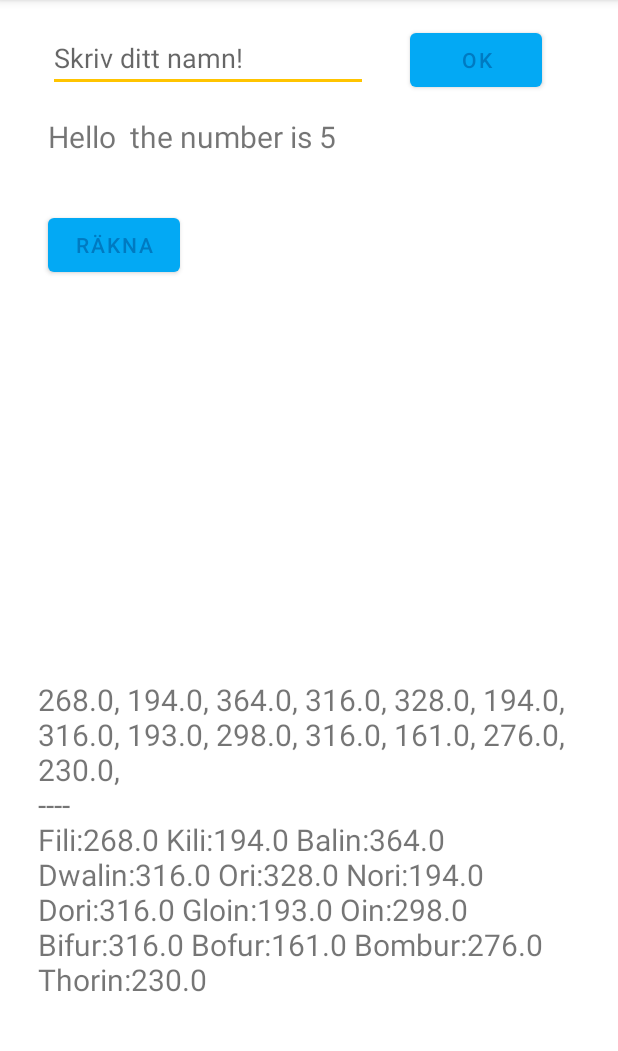
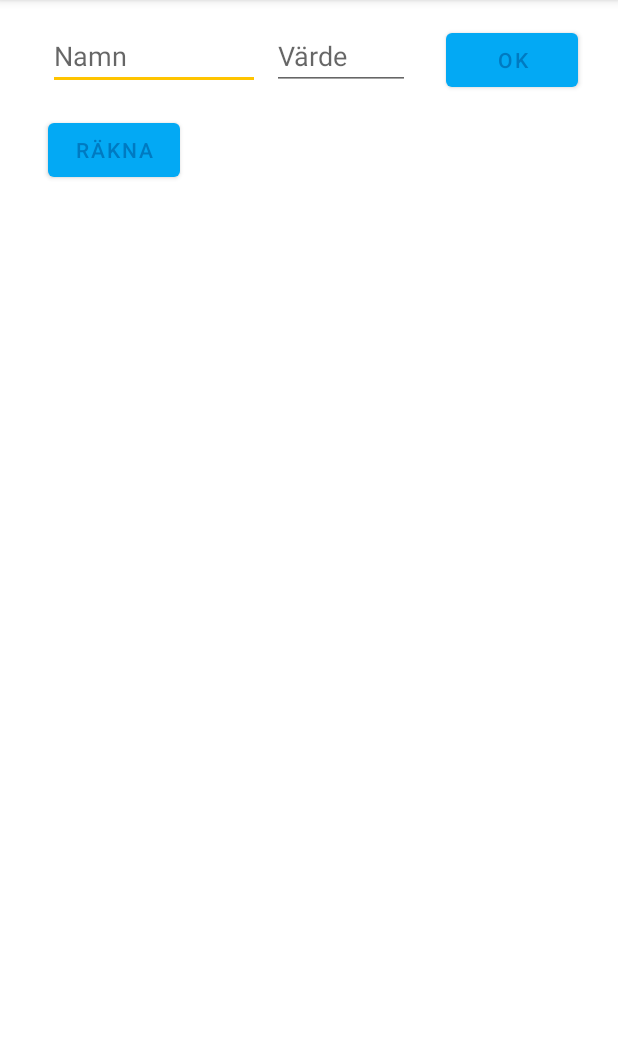
Before and after one commit to fw-teaching/sos22-exempel, an Android app: the screen it shows after launch (MainActivity), after a tap on "OK", on a phone screen of 412 x 824 dp, the part 84-1135 px from its top. Run offline under Robolectric (Android 15) with nearby library versions, the phone set to English and light mode, and no system bars; 1 statement that could not run was skipped.

Commit message:
Lektion 4 - RecyclerView

```diff
--- /dev/null
+++ b/app/src/main/java/fi/arcada/sos22_exempel/DatasetViewAdapter.java
@@ -0,0 +1,62 @@
+package fi.arcada.sos22_exempel;
+
+import android.content.Context;
+import android.view.LayoutInflater;
+import android.view.View;
+import android.view.ViewGroup;
+import android.widget.TextView;
+
+import androidx.annotation.NonNull;
+import androidx.recyclerview.widget.RecyclerView;
+
+import java.util.ArrayList;
+
+public class DatasetViewAdapter extends RecyclerView.Adapter<DatasetViewAdapter.DatasetViewHolder> {
+
+    ArrayList<DataItem> dataset;
+    Context context;
+
+    // Konstruktor-metod
+    public DatasetViewAdapter(ArrayList<DataItem> dataset, Context context) {
+        this.dataset = dataset;
+        this.context = context;
+    }
+
+    @NonNull
+    @Override
+    public DatasetViewHolder onCreateViewHolder(@NonNull ViewGroup parent, int viewType) {
+        // Inflate betyder att koppla recyclerView-layouten till raderna (elementen)
+
+        LayoutInflater inflater = LayoutInflater.from(context);
+        View view = inflater.inflate(R.layout.recycler_view_row, parent, false);
+        return new DatasetViewHolder(view);
+    }
+
+    @Override
+    public void onBindViewHolder(@NonNull DatasetViewHolder holder, int position) {
+        // varje nytt element på skärmen får sitt innehåll här
+        DataItem item = dataset.get(position);
+
+        holder.dataName.setText(item.getName());
+        holder.dataValue.setText(String.format("%.2f", item.getValue()));
+    }
+
+    @Override
+    public int getItemCount() {
+        return dataset.size(); // storleken på vår ArrayList med data
+    }
+
+    // Inre "holder"-class som beskriver ett element i vår lista
+    public class DatasetViewHolder extends RecyclerView.ViewHolder {
+
+        TextView dataName;
+        TextView dataValue;
+
+        public DatasetViewHolder(@NonNull View itemView) {
+            super(itemView);
+            dataName = itemView.findViewById(R.id.dataName);
+            dataValue = itemView.findViewById(R.id.dataValue);
+
+        }
+    }
+}
--- a/app/src/main/java/fi/arcada/sos22_exempel/MainActivity.java
+++ b/app/src/main/java/fi/arcada/sos22_exempel/MainActivity.java
@@ -1,6 +1,8 @@
 package fi.arcada.sos22_exempel;
 
 import androidx.appcompat.app.AppCompatActivity;
+import androidx.recyclerview.widget.LinearLayoutManager;
+import androidx.recyclerview.widget.RecyclerView;
 
 import android.os.Bundle;
 import android.view.View;
@@ -15,6 +17,8 @@ public class MainActivity extends AppCompatActivity {
     // deklarera variabler
     TextView textHello, textMean, textDataOut;
     EditText editTextName;
+    EditText editValue;
+    RecyclerView recyclerView;
 
     // Vi skapar en arraylist för vår datamängd
     ArrayList<Double> dataset = new ArrayList<>();
@@ -27,23 +31,29 @@ public class MainActivity extends AppCompatActivity {
         setContentView(R.layout.activity_main);
 
         // Initialisera variabler
-        textHello = findViewById(R.id.helloText);
         textMean = findViewById(R.id.textViewMean);
         textDataOut = findViewById(R.id.datasetOut);
         editTextName = findViewById(R.id.editTextName);
+        editValue = findViewById(R.id.editValue);
+        recyclerView = findViewById(R.id.datasetRecyclerView);
 
-        dataItems = Statistics.getSampleDataset(); // ArrayList med testdata (flera DataItem-objekt)
+        //dataItems = Statistics.getSampleDataset(); // ArrayList med testdata (flera DataItem-objekt)
+
+        DatasetViewAdapter adapter = new DatasetViewAdapter(dataItems, this);
+        recyclerView.setAdapter(adapter);
+        recyclerView.setLayoutManager(new LinearLayoutManager(this));
+
+
         dataset = Statistics.getDataValues(dataItems); // ArrayList med DataItem-objektens värden
 
         // Vi skriver tillfälligt ut vår datamängd
         String dataOut = "";
-        for (double number: dataset) {
+        /*for (double number: dataset) {
             dataOut += number + ", ";
         }
         textDataOut.setText(dataOut);
-        System.out.println(dataOut);
+        System.out.println(dataOut); */
         // Vi skriver ut DataItem-datamängden
-        dataOut += "\n----\n";
         for (DataItem item: dataItems) {
             dataOut += item.getName() + ":" + item.getValue() + " ";
         }
@@ -53,15 +63,13 @@ public class MainActivity extends AppCompatActivity {
 
     public void btnClick(View view) {
         // Med String.format() kan vi kombinena text med värden av olika datatyp (%s = str, %d = digit)
-        String helloName = String.format("Hello %s the number is %d",
-            editTextName.getText(),
-            5
-        );
-
-        textHello.setText(helloName);
+        double value = Double.parseDouble(editValue.getText().toString());
+        dataItems.add(new DataItem(editTextName.getText().toString(), value));
     }
 
     public void calculate(View view) {
+
+        dataset = Statistics.getDataValues(dataItems);
 
         // %.2f i String.format() avrundar till två decimaler
         String meanStr = String.format("Medelvärde: %.2f\n Median: %.2f\nStd.avvikelse: %.2f\nTypvärde: %.2f",
--- a/app/src/main/res/layout/activity_main.xml
+++ b/app/src/main/res/layout/activity_main.xml
@@ -6,24 +6,14 @@
     android:layout_height="match_parent"
     tools:context=".MainActivity">
 
-    <TextView
-        android:id="@+id/helloText"
-        android:layout_width="326dp"
-        android:layout_height="34dp"
-        android:layout_marginTop="16dp"
-        android:text="-"
-        android:textSize="20sp"
-        app:layout_constraintStart_toStartOf="@+id/editTextName"
-        app:layout_constraintTop_toBottomOf="@+id/editTextName" />
-
     <EditText
         android:id="@+id/editTextName"
-        android:layout_width="wrap_content"
-        android:layout_height="wrap_content"
+        android:layout_width="141dp"
+        android:layout_height="44dp"
         android:layout_marginStart="32dp"
         android:layout_marginTop="16dp"
         android:ems="10"
-        android:hint="Skriv ditt namn!"
+        android:hint="Namn"
         android:inputType="textPersonName"
         app:layout_constraintStart_toStartOf="parent"
         app:layout_constraintTop_toTopOf="parent" />
@@ -32,16 +22,16 @@
         android:id="@+id/btnOk"
         android:layout_width="wrap_content"
         android:layout_height="wrap_content"
-        android:layout_marginStart="28dp"
+        android:layout_marginStart="24dp"
         android:onClick="btnClick"
         android:text="OK"
-        app:layout_constraintStart_toEndOf="@+id/editTextName"
+        app:layout_constraintStart_toEndOf="@+id/editValue"
         app:layout_constraintTop_toTopOf="@+id/editTextName" />
 
     <TextView
         android:id="@+id/textViewMean"
         android:layout_width="219dp"
-        android:layout_height="144dp"
+        android:layout_height="190dp"
         android:layout_marginStart="16dp"
         android:textSize="20sp"
         app:layout_constraintStart_toEndOf="@+id/button"
@@ -51,20 +41,43 @@
         android:id="@+id/button"
         android:layout_width="wrap_content"
         android:layout_height="wrap_content"
-        android:layout_marginTop="28dp"
+        android:layout_marginTop="16dp"
         android:onClick="calculate"
         android:text="Räkna"
-        app:layout_constraintStart_toStartOf="@+id/helloText"
-        app:layout_constraintTop_toBottomOf="@+id/helloText" />
+        app:layout_constraintStart_toStartOf="@+id/editTextName"
+        app:layout_constraintTop_toBottomOf="@+id/editTextName" />
 
     <TextView
         android:id="@+id/datasetOut"
-        android:layout_width="362dp"
-        android:layout_height="267dp"
-        android:layout_marginBottom="48dp"
-        android:textSize="20sp"
+        android:layout_width="344dp"
+        android:layout_height="57dp"
+        android:layout_marginBottom="44dp"
+        android:textSize="14sp"
         app:layout_constraintBottom_toBottomOf="parent"
         app:layout_constraintEnd_toEndOf="parent"
+        app:layout_constraintHorizontal_bias="0.477"
         app:layout_constraintStart_toStartOf="parent" />
 
+    <androidx.recyclerview.widget.RecyclerView
+        android:id="@+id/datasetRecyclerView"
+        android:layout_width="413dp"
+        android:layout_height="300dp"
+        android:layout_marginTop="12dp"
+        app:layout_constraintBottom_toTopOf="@+id/datasetOut"
+        app:layout_constraintEnd_toEndOf="parent"
+        app:layout_constraintStart_toStartOf="parent"
+        app:layout_constraintTop_toBottomOf="@+id/textViewMean"
+        app:layout_constraintVertical_bias="0.577" />
+
+    <EditText
+        android:id="@+id/editValue"
+        android:layout_width="92dp"
+        android:layout_height="44dp"
+        android:layout_marginStart="8dp"
+        android:ems="10"
+        android:hint="Värde"
+        android:inputType="numberDecimal"
+        app:layout_constraintStart_toEndOf="@+id/editTextName"
+        app:layout_constraintTop_toTopOf="@+id/editTextName" />
+
 </androidx.constraintlayout.widget.ConstraintLayout>
```
Also changed, not shown: app/src/main/java/fi/arcada/sos22_exempel/Statistics.java (+17 -2 lines), app/src/main/res/layout/recycler_view_row.xml (added, +49 -0 lines).
